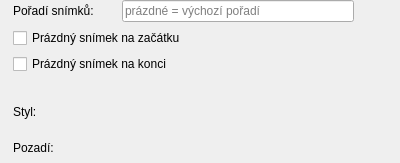
Qt form src/presentation/native/presentationpropertieswidget_song.ui (CZDanol/StrawLumen) before a commit.
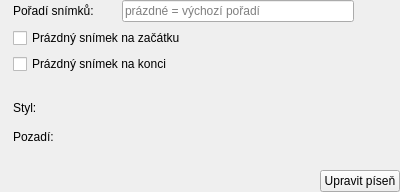
The same form after that commit. Icons and pictures are not drawn. Custom widgets are drawn as their Qt base class.

Commit message: Save changes ask when exiting songEditMode, presentationMode songList context menu

Diff of the .ui file:
```diff
--- a/src/presentation/native/presentationpropertieswidget_song.ui
+++ b/src/presentation/native/presentationpropertieswidget_song.ui
@@ -7,7 +7,7 @@
     <x>0</x>
     <y>0</y>
     <width>400</width>
-    <height>163</height>
+    <height>192</height>
    </rect>
   </property>
   <property name="windowTitle">
@@ -26,6 +26,68 @@
    <property name="bottomMargin">
     <number>0</number>
    </property>
+   <item row="1" column="1" colspan="3">
+    <widget class="QCheckBox" name="cbEmptySlideBefore">
+     <property name="text">
+      <string>Prázdný snímek na začátku</string>
+     </property>
+    </widget>
+   </item>
+   <item row="2" column="1" colspan="3">
+    <widget class="QCheckBox" name="cbEmptySlideAfter">
+     <property name="text">
+      <string>Prázdný snímek na konci</string>
+     </property>
+    </widget>
+   </item>
+   <item row="6" column="1">
+    <spacer name="verticalSpacer_2">
+     <property name="orientation">
+      <enum>Qt::Vertical</enum>
+     </property>
+     <property name="sizeType">
+      <enum>QSizePolicy::Fixed</enum>
+     </property>
+     <property name="sizeHint" stdset="0">
+      <size>
+       <width>20</width>
+       <height>16</height>
+      </size>
+     </property>
+    </spacer>
+   </item>
+   <item row="0" column="2">
+    <spacer name="horizontalSpacer">
+     <property name="orientation">
+      <enum>Qt::Horizontal</enum>
+     </property>
+     <property name="sizeType">
+      <enum>QSizePolicy::Fixed</enum>
+     </property>
+     <property name="sizeHint" stdset="0">
+      <size>
+       <width>16</width>
+       <height>20</height>
+      </size>
+     </property>
+    </spacer>
+   </item>
+   <item row="3" column="1">
+    <spacer name="verticalSpacer">
+     <property name="orientation">
+      <enum>Qt::Vertical</enum>
+     </property>
+     <property name="sizeType">
+      <enum>QSizePolicy::Fixed</enum>
+     </property>
+     <property name="sizeHint" stdset="0">
+      <size>
+       <width>20</width>
+       <height>16</height>
+      </size>
+     </property>
+    </spacer>
+   </item>
    <item row="1" column="0">
     <widget class="QLabel" name="label_7">
      <property name="pixmap">
@@ -40,46 +102,6 @@
      </property>
     </widget>
    </item>
-   <item row="2" column="2" colspan="3">
-    <widget class="QCheckBox" name="cbEmptySlideAfter">
-     <property name="text">
-      <string>Prázdný snímek na konci</string>
-     </property>
-    </widget>
-   </item>
-   <item row="1" column="2" colspan="3">
-    <widget class="QCheckBox" name="cbEmptySlideBefore">
-     <property name="text">
-      <string>Prázdný snímek na začátku</string>
-     </property>
-    </widget>
-   </item>
-   <item row="5" column="4">
-    <widget class="PresentationBackgroundSelectionWidget" name="wgtBackground" native="true">
-     <property name="sizePolicy">
-      <sizepolicy hsizetype="Expanding" vsizetype="Preferred">
-       <horstretch>0</horstretch>
-       <verstretch>0</verstretch>
-      </sizepolicy>
-     </property>
-     <property name="focusPolicy">
-      <enum>Qt::StrongFocus</enum>
-     </property>
-    </widget>
-   </item>
-   <item row="4" column="4">
-    <widget class="StyleSelectionWidget" name="wgtStyle" native="true">
-     <property name="sizePolicy">
-      <sizepolicy hsizetype="Expanding" vsizetype="Preferred">
-       <horstretch>0</horstretch>
-       <verstretch>0</verstretch>
-      </sizepolicy>
-     </property>
-     <property name="focusPolicy">
-      <enum>Qt::StrongFocus</enum>
-     </property>
-    </widget>
-   </item>
    <item row="0" column="0">
     <widget class="QLabel" name="label_5">
      <property name="pixmap">
@@ -87,30 +109,14 @@
      </property>
     </widget>
    </item>
-   <item row="0" column="2">
+   <item row="0" column="1">
     <widget class="QLabel" name="label_6">
      <property name="text">
       <string>Pořadí snímků:</string>
      </property>
     </widget>
    </item>
-   <item row="0" column="3">
-    <spacer name="horizontalSpacer">
-     <property name="orientation">
-      <enum>Qt::Horizontal</enum>
-     </property>
-     <property name="sizeType">
-      <enum>QSizePolicy::Preferred</enum>
-     </property>
-     <property name="sizeHint" stdset="0">
-      <size>
-       <width>16</width>
-       <height>20</height>
-      </size>
-     </property>
-    </spacer>
-   </item>
-   <item row="5" column="2">
+   <item row="5" column="1">
     <widget class="QLabel" name="label_4">
      <property name="text">
       <string>Pozadí:</string>
@@ -124,7 +130,7 @@
      </property>
     </widget>
    </item>
-   <item row="0" column="4">
+   <item row="0" column="3">
     <layout class="QHBoxLayout" name="horizontalLayout">
      <item>
       <widget class="WordCompletingLineEdit" name="lnSlideOrder">
@@ -146,7 +152,7 @@
      </item>
     </layout>
    </item>
-   <item row="4" column="2">
+   <item row="4" column="1">
     <widget class="QLabel" name="label_2">
      <property name="text">
       <string>Styl:</string>
@@ -160,21 +166,59 @@
      </property>
     </widget>
    </item>
-   <item row="3" column="2">
-    <spacer name="verticalSpacer">
-     <property name="orientation">
-      <enum>Qt::Vertical</enum>
+   <item row="5" column="3">
+    <widget class="PresentationBackgroundSelectionWidget" name="wgtBackground" native="true">
+     <property name="sizePolicy">
+      <sizepolicy hsizetype="Expanding" vsizetype="Preferred">
+       <horstretch>0</horstretch>
+       <verstretch>0</verstretch>
+      </sizepolicy>
      </property>
-     <property name="sizeType">
-      <enum>QSizePolicy::Fixed</enum>
+     <property name="focusPolicy">
+      <enum>Qt::StrongFocus</enum>
      </property>
-     <property name="sizeHint" stdset="0">
-      <size>
-       <width>20</width>
-       <height>16</height>
-      </size>
+    </widget>
+   </item>
+   <item row="4" column="3">
+    <widget class="StyleSelectionWidget" name="wgtStyle" native="true">
+     <property name="sizePolicy">
+      <sizepolicy hsizetype="Expanding" vsizetype="Preferred">
+       <horstretch>0</horstretch>
+       <verstretch>0</verstretch>
+      </sizepolicy>
      </property>
-    </spacer>
+     <property name="focusPolicy">
+      <enum>Qt::StrongFocus</enum>
+     </property>
+    </widget>
+   </item>
+   <item row="7" column="0" colspan="4">
+    <layout class="QHBoxLayout" name="horizontalLayout_2">
+     <item>
+      <spacer name="horizontalSpacer_2">
+       <property name="orientation">
+        <enum>Qt::Horizontal</enum>
+       </property>
+       <property name="sizeHint" stdset="0">
+        <size>
+         <width>40</width>
+         <height>20</height>
+        </size>
+       </property>
+      </spacer>
+     </item>
+     <item>
+      <widget class="QPushButton" name="btnEditSong">
+       <property name="text">
+        <string>Upravit píseň</string>
+       </property>
+       <property name="icon">
+        <iconset resource="../../../res/resources.qrc">
+         <normaloff>:/icons/16/Edit_16px.png</normaloff>:/icons/16/Edit_16px.png</iconset>
+       </property>
+      </widget>
+     </item>
+    </layout>
    </item>
   </layout>
  </widget>
```
Left out of the diff: 4 changed lines with no effect on the pictures. The commit also changes 18 other files.
